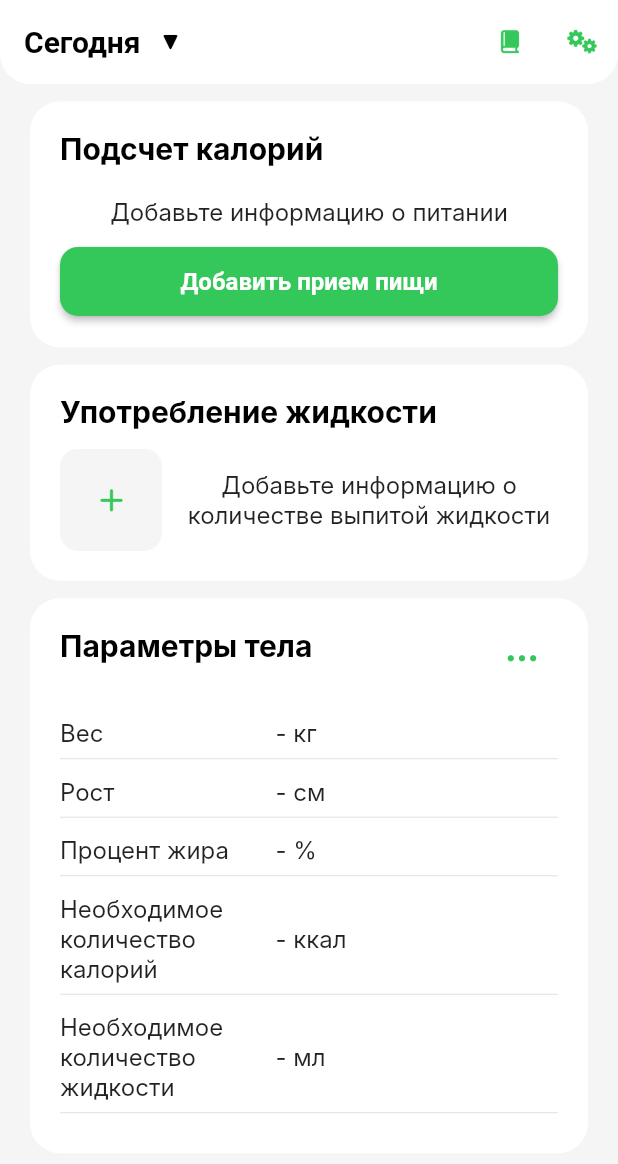
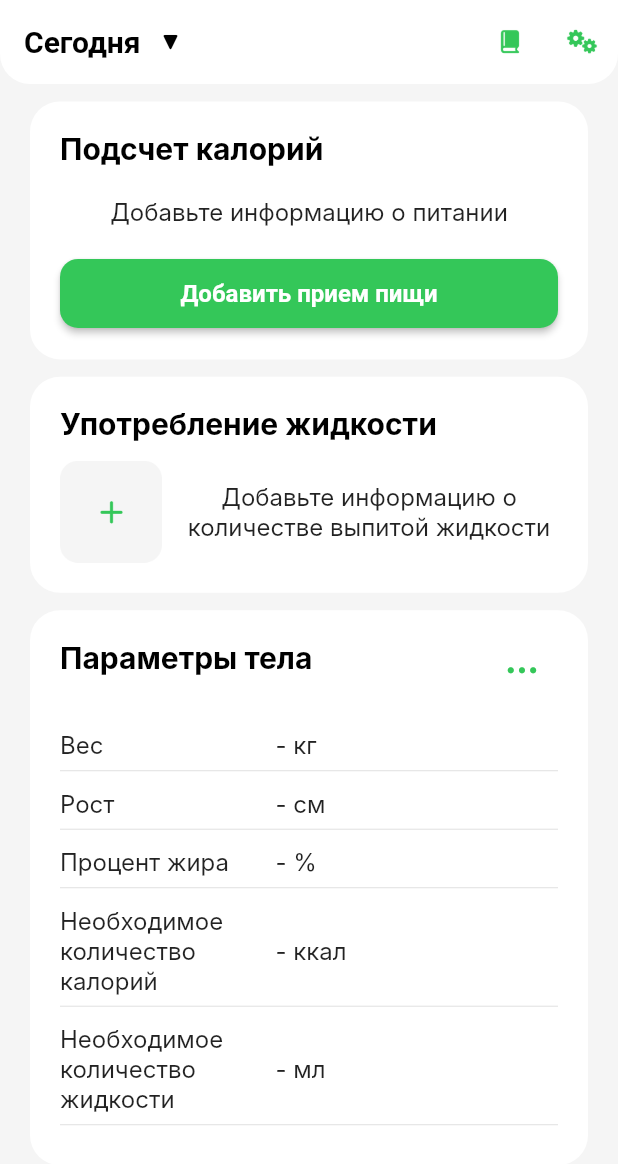
Before and after one commit to VeronikaTsitser/calorie_counter, a Flutter app: the screen it shows after launch, on a phone screen of 412 x 824 dp. Shown: the top 1164 px of the screen. Run offline on Flutter 3.47's test engine with Material 3 defaults, Android fonts, the phone set to English and light mode, and no system bars; our stand-ins replace auto_size_text, device_preview, flutter_bloc, flutter_screenutil, freezed_annotation, shared_preferences; Roboto replaces fonts that are missing (Inter).

Commit message:
Refactor calorie counter card

```diff
--- a/lib/features/calorie_counter/presentation/calorie_counter_card.dart
+++ b/lib/features/calorie_counter/presentation/calorie_counter_card.dart
@@ -19,11 +19,14 @@ class CalorieCounterCard extends StatelessWidget {
       children: [
         const Text('Подсчет калорий', style: AppTextStyle.s20w700),
         const SizedBox(height: 20),
-        if (notifier.foodConsumingList.isNotEmpty)
+        if (notifier.foodConsumingList.isNotEmpty) ...[
           ...notifier.foodConsumingList.map((e) => FoodConsumingContainer(foodName: e.name, calories: e.calories)),
-        if (notifier.foodConsumingList.isEmpty)
+          const SizedBox(height: 8),
+        ],
+        if (notifier.foodConsumingList.isEmpty) ...[
           const Center(child: Text('Добавьте информацию о питании', style: AppTextStyle.s16w400)),
-        const SizedBox(height: 12),
+          const SizedBox(height: 20),
+        ],
         ElevatedButton(
             onPressed: () {
               showAppModalBottomSheet<FoodConsumingModel>(
```
